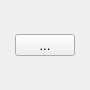
This is ToolButtonWidget.ui in HcashOrg/hx-indicator as Qt 5 draws it before an edit. The edited form follows.
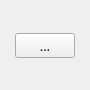
This is the edited form.

Commit message: modify font to 微软雅黑

Diff of the .ui file:
```diff
--- a/ToolButtonWidget.ui
+++ b/ToolButtonWidget.ui
@@ -70,7 +70,7 @@
        </property>
        <property name="font">
         <font>
-         <family>Microsoft YaHei UI</family>
+         <family>微软雅黑</family>
          <pointsize>10</pointsize>
         </font>
        </property>
```
The commit also changes 84 other files.
